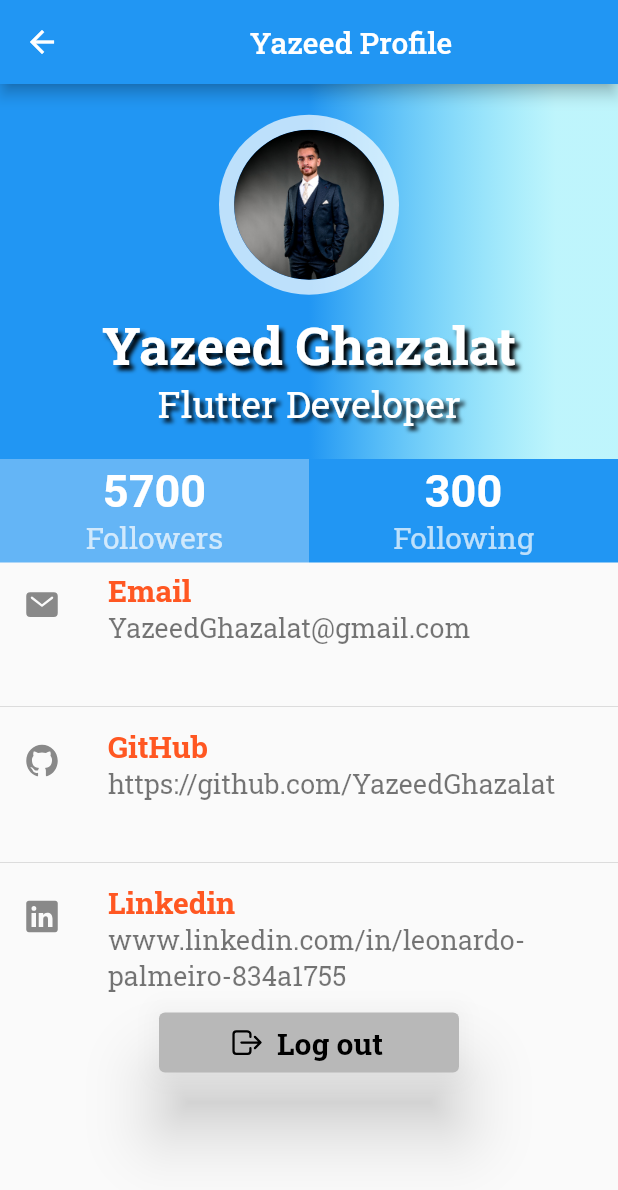
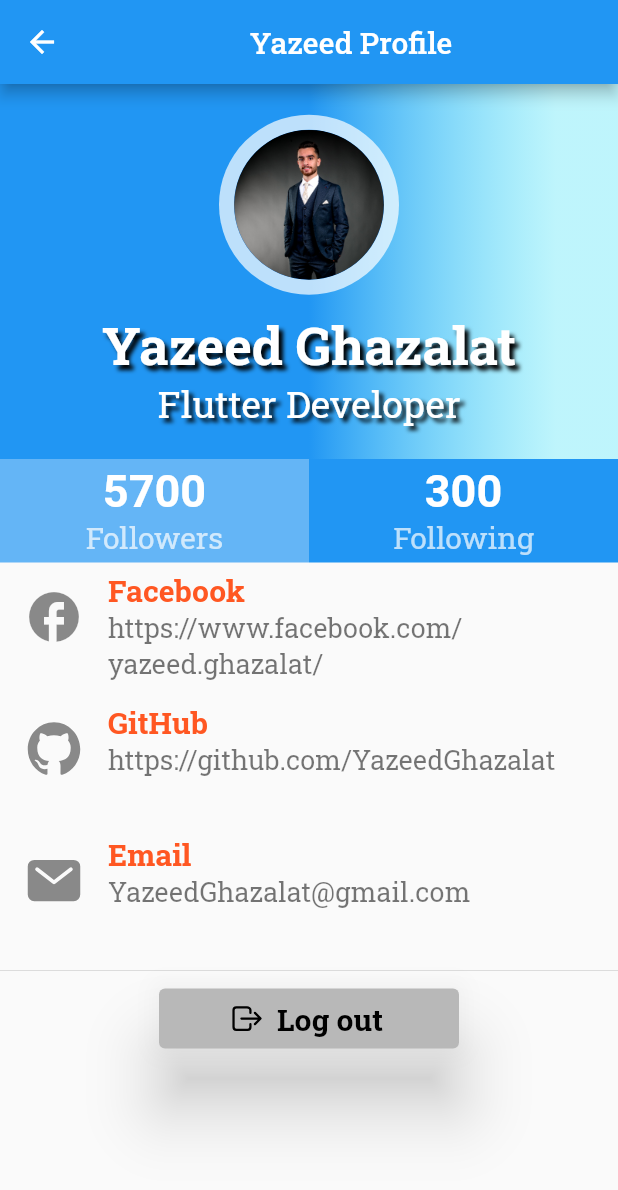
Before and after one commit to YazeedGhazalat/Assignment-8, a Flutter app: the myProfile screen opened directly, on a phone screen of 412 x 824 dp. Shown: the top 1190 px of the screen. Run offline on Flutter 3.47's test engine with Material 2 defaults, Android fonts, the phone set to English and light mode, and no system bars; our stand-ins replace ionicons.

Commit message:
last edit

```diff
--- a/lib/APPs/profile.dart
+++ b/lib/APPs/profile.dart
@@ -1,5 +1,6 @@
 import 'package:flutter/material.dart';
 import 'package:ionicons/ionicons.dart';
+import 'package:lec_27_9/models/links.dart';
 import 'package:lec_27_9/screens/login.dart';
 
 class myProfile extends StatelessWidget {
@@ -138,68 +139,26 @@ class myProfile extends StatelessWidget {
           Container(
             child: Column(
               children: <Widget>[
-                ListTile(
-                  isThreeLine: true,
-                  leading: Icon(Ionicons.mail),
-                  title: Text(
-                    'Email',
-                    style: TextStyle(
-                      fontFamily: "RobotoSlab",
-                      color: Colors.deepOrange,
-                      fontSize: 20,
-                      fontWeight: FontWeight.bold,
-                    ),
-                  ),
-                  subtitle: Text(
-                    'YazeedGhazalat@gmail.com',
-                    style: TextStyle(
-                      fontFamily: "RobotoSlab",
-                      fontSize: 18,
-                    ),
-                  ),
+                URLClass(
+                  myFunction: Facebook,
+                  myPlatformIcon: Icons.facebook,
+                  myPlatformTitle: "Facebook",
+                  myPlatformSubTitle:
+                      "https://www.facebook.com/yazeed.ghazalat/",
+                ),
+                URLClass(
+                  myFunction: GitHub,
+                  myPlatformIcon: Ionicons.logo_github,
+                  myPlatformTitle: "GitHub",
+                  myPlatformSubTitle: "https://github.com/YazeedGhazalat",
+                ),
+                URLClass(
+                  myFunction: GitHub,
+                  myPlatformIcon: Ionicons.mail,
+                  myPlatformTitle: "Email",
+                  myPlatformSubTitle: "YazeedGhazalat@gmail.com",
                 ),
                 Divider(),
-                ListTile(
-                  isThreeLine: true,
-                  leading: Icon(Ionicons.logo_github),
-                  title: Text(
-                    'GitHub',
-                    style: TextStyle(
-                      fontFamily: "RobotoSlab",
-                      color: Colors.deepOrange,
-                      fontSize: 20,
-                      fontWeight: FontWeight.bold,
-                    ),
-                  ),
-                  subtitle: Text(
-                    'https://github.com/YazeedGhazalat',
-                    style: TextStyle(
-                      fontSize: 18,
-                      fontFamily: "RobotoSlab",
-                    ),
-                  ),
-                ),
-                Divider(),
-                ListTile(
-                  isThreeLine: true,
-                  leading: Icon(Ionicons.logo_linkedin),
-                  title: Text(
-                    'Linkedin',
-                    style: TextStyle(
-                      fontFamily: "RobotoSlab",
-                      color: Colors.deepOrange,
-                      fontSize: 20,
-                      fontWeight: FontWeight.bold,
-                    ),
-                  ),
-                  subtitle: Text(
-                    'www.linkedin.com/in/leonardo-palmeiro-834a1755',
-                    style: TextStyle(
-                      fontFamily: "RobotoSlab",
-                      fontSize: 18,
-                    ),
-                  ),
-                ),
                 ElevatedButton.icon(
                     style: ElevatedButton.styleFrom(
                         elevation: 20,
--- /dev/null
+++ b/lib/models/links.dart
@@ -0,0 +1,91 @@
+import 'package:flutter/material.dart';
+import 'package:url_launcher/url_launcher.dart';
+
+final Uri Facebook_url = Uri.parse('https://www.facebook.com/yazeed.ghazalat');
+final Uri Instagram_url =
+    Uri.parse('https://www.instagram.com/yazeed_ghazalat/');
+final Uri LinkedIN_url =
+    Uri.parse('https://www.linkedin.com/in/yazeed-ghazalat-205111161');
+final Uri ourLocation_url = Uri.parse('https://goo.gl/maps/CnFADFJpFDvj4Azt6');
+final Uri GitHub_url = Uri.parse('https://github.com/YazeedGhazalat');
+final Uri Email_url =
+    Uri.parse('https://mail.google.com/mail/u/1/?tab=km#inbox?compose=new');
+
+Future<void> Facebook() async {
+  if (!await launchUrl(Facebook_url)) {
+    throw 'Could not launch $Facebook_url';
+  }
+}
+
+Future<void> GitHub() async {
+  if (!await launchUrl(GitHub_url)) {
+    throw 'Could not launch $GitHub_url';
+  }
+}
+
+Future<void> Email() async {
+  if (!await launchUrl(GitHub_url)) {
+    throw 'Could not launch $GitHub_url';
+  }
+}
+
+Future<void> Instagram() async {
+  if (!await launchUrl(Instagram_url)) {
+    throw 'Could not launch $Instagram_url';
+  }
+}
+
+Future<void> LinkedIN() async {
+  if (!await launchUrl(LinkedIN_url)) {
+    throw 'Could not launch $LinkedIN_url';
+  }
+}
+
+Future<void> ourLocation() async {
+  if (!await launchUrl(ourLocation_url)) {
+    throw 'Could not launch $ourLocation_url';
+  }
+}
+
+class URLClass extends StatelessWidget {
+  URLClass(
+      {required this.myFunction,
+      required this.myPlatformIcon,
+      required this.myPlatformSubTitle,
+      required this.myPlatformTitle});
+  String? myPlatformTitle;
+  String? myPlatformSubTitle;
+  IconData? myPlatformIcon;
+  Function()? myFunction;
+  @override
+  Widget build(BuildContext context) {
+    return GestureDetector(
+      onTap: myFunction,
+      child: Container(
+        child: ListTile(
+          isThreeLine: true,
+          title: Text(
+            "$myPlatformTitle",
+            style: TextStyle(
+              fontFamily: "RobotoSlab",
+              color: Colors.deepOrange,
+              fontSize: 20,
+              fontWeight: FontWeight.bold,
+            ),
+          ),
+          subtitle: Text(
+            "$myPlatformSubTitle",
+            style: TextStyle(
+              fontSize: 18,
+              fontFamily: "RobotoSlab",
+            ),
+          ),
+          leading: Icon(
+            myPlatformIcon,
+            size: 40,
+          ),
+        ),
+      ),
+    );
+  }
+}
--- a/pubspec.yaml
+++ b/pubspec.yaml
@@ -38,6 +38,7 @@ dependencies:
   cupertino_icons: ^1.0.2
   font_awesome_flutter: ^10.2.1
   ionicons: ^0.2.1
+  url_launcher: ^6.1.5
 
 dev_dependencies:
   flutter_test:
```
Also changed, not shown: pubspec.lock, 6 other files.
